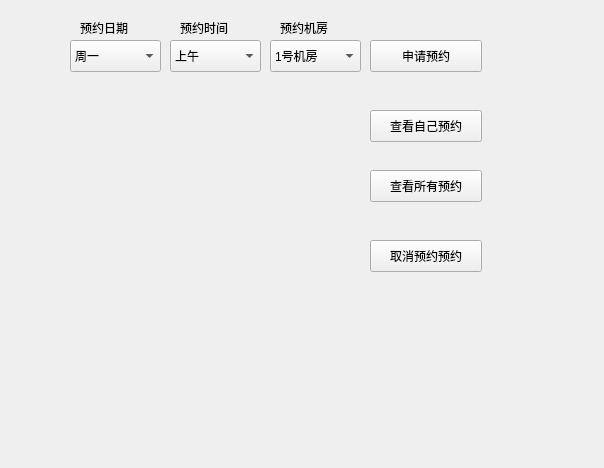
Above: OrderSysV2/orderSystem/student.ui from wtzhu13/CPPOrCProectDemo before the change. Below: the same form after it.
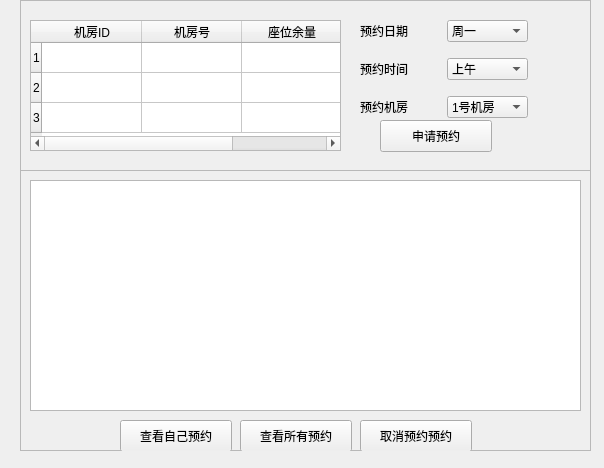
That is the form after the change.

```diff
--- a/OrderSysV2/orderSystem/student.ui
+++ b/OrderSysV2/orderSystem/student.ui
@@ -13,11 +13,66 @@
   <property name="windowTitle">
    <string>Form</string>
   </property>
+  <widget class="QFrame" name="frame">
+   <property name="geometry">
+    <rect>
+     <x>20</x>
+     <y>0</y>
+     <width>571</width>
+     <height>171</height>
+    </rect>
+   </property>
+   <property name="frameShape">
+    <enum>QFrame::StyledPanel</enum>
+   </property>
+   <property name="frameShadow">
+    <enum>QFrame::Raised</enum>
+   </property>
+   <widget class="QTableWidget" name="tableWidget_roomMargin">
+    <property name="geometry">
+     <rect>
+      <x>10</x>
+      <y>20</y>
+      <width>311</width>
+      <height>131</height>
+     </rect>
+    </property>
+    <row>
+     <property name="text">
+      <string>1</string>
+     </property>
+    </row>
+    <row>
+     <property name="text">
+      <string>2</string>
+     </property>
+    </row>
+    <row>
+     <property name="text">
+      <string>3</string>
+     </property>
+    </row>
+    <column>
+     <property name="text">
+      <string>机房ID</string>
+     </property>
+    </column>
+    <column>
+     <property name="text">
+      <string>机房号</string>
+     </property>
+    </column>
+    <column>
+     <property name="text">
+      <string>座位余量</string>
+     </property>
+    </column>
+   </widget>
   <widget class="QPushButton" name="pushButton_applyOrder">
    <property name="geometry">
     <rect>
-     <x>370</x>
-     <y>40</y>
+      <x>360</x>
+      <y>120</y>
      <width>112</width>
      <height>32</height>
     </rect>
@@ -26,14 +81,27 @@
     <string>申请预约</string>
    </property>
   </widget>
+   <widget class="QWidget" name="widget" native="true">
+    <property name="geometry">
+     <rect>
+      <x>340</x>
+      <y>10</y>
+      <width>168</width>
+      <height>121</height>
+     </rect>
+    </property>
+    <layout class="QGridLayout" name="gridLayout">
+     <item row="0" column="0">
+      <widget class="QLabel" name="label">
+       <property name="text">
+        <string>预约日期</string>
+       </property>
+      </widget>
+     </item>
+     <item row="0" column="1">
   <widget class="QComboBox" name="comboBox_orderDate">
-   <property name="geometry">
-    <rect>
-     <x>70</x>
-     <y>40</y>
-     <width>91</width>
-     <height>32</height>
-    </rect>
+       <property name="editable">
+        <bool>false</bool>
    </property>
    <item>
     <property name="text">
@@ -61,15 +129,16 @@
     </property>
    </item>
   </widget>
+     </item>
+     <item row="1" column="0">
+      <widget class="QLabel" name="label_2">
+       <property name="text">
+        <string>预约时间</string>
+       </property>
+      </widget>
+     </item>
+     <item row="1" column="1">
   <widget class="QComboBox" name="comboBox_orderTime">
-   <property name="geometry">
-    <rect>
-     <x>170</x>
-     <y>40</y>
-     <width>91</width>
-     <height>32</height>
-    </rect>
-   </property>
    <item>
     <property name="text">
      <string>上午</string>
@@ -81,15 +150,16 @@
     </property>
    </item>
   </widget>
+     </item>
+     <item row="2" column="0">
+      <widget class="QLabel" name="label_3">
+       <property name="text">
+        <string>预约机房</string>
+       </property>
+      </widget>
+     </item>
+     <item row="2" column="1">
   <widget class="QComboBox" name="comboBox_orderRoom">
-   <property name="geometry">
-    <rect>
-     <x>270</x>
-     <y>40</y>
-     <width>91</width>
-     <height>32</height>
-    </rect>
-   </property>
    <item>
     <property name="text">
      <string>1号机房</string>
@@ -106,63 +176,30 @@
     </property>
    </item>
   </widget>
-  <widget class="QLabel" name="label">
-   <property name="geometry">
-    <rect>
-     <x>80</x>
-     <y>20</y>
-     <width>58</width>
-     <height>16</height>
-    </rect>
-   </property>
-   <property name="text">
-    <string>预约日期</string>
-   </property>
-  </widget>
-  <widget class="QLabel" name="label_2">
-   <property name="geometry">
-    <rect>
-     <x>180</x>
-     <y>20</y>
-     <width>58</width>
-     <height>16</height>
-    </rect>
-   </property>
-   <property name="text">
-    <string>预约时间</string>
-   </property>
+     </item>
+    </layout>
+   </widget>
   </widget>
-  <widget class="QLabel" name="label_3">
+  <widget class="QFrame" name="frame_2">
    <property name="geometry">
     <rect>
-     <x>280</x>
-     <y>20</y>
-     <width>58</width>
-     <height>16</height>
+     <x>20</x>
+     <y>170</y>
+     <width>571</width>
+     <height>281</height>
     </rect>
    </property>
-   <property name="text">
-    <string>预约机房</string>
+   <property name="frameShape">
+    <enum>QFrame::StyledPanel</enum>
    </property>
-  </widget>
-  <widget class="QPushButton" name="pushButton_checkSelfOrder">
-   <property name="geometry">
-    <rect>
-     <x>370</x>
-     <y>110</y>
-     <width>112</width>
-     <height>32</height>
-    </rect>
+   <property name="frameShadow">
+    <enum>QFrame::Raised</enum>
    </property>
-   <property name="text">
-    <string>查看自己预约</string>
-   </property>
-  </widget>
   <widget class="QPushButton" name="pushButton_cancleOrder">
    <property name="geometry">
     <rect>
-     <x>370</x>
-     <y>240</y>
+      <x>340</x>
+      <y>250</y>
      <width>112</width>
      <height>32</height>
     </rect>
@@ -174,8 +211,8 @@
   <widget class="QPushButton" name="pushButton_checkAllOrder">
    <property name="geometry">
     <rect>
-     <x>370</x>
-     <y>170</y>
+      <x>220</x>
+      <y>250</y>
      <width>112</width>
      <height>32</height>
     </rect>
@@ -183,6 +220,30 @@
    <property name="text">
     <string>查看所有预约</string>
    </property>
+   </widget>
+   <widget class="QTableView" name="tableView">
+    <property name="geometry">
+     <rect>
+      <x>10</x>
+      <y>10</y>
+      <width>551</width>
+      <height>231</height>
+     </rect>
+    </property>
+   </widget>
+   <widget class="QPushButton" name="pushButton_checkSelfOrder">
+    <property name="geometry">
+     <rect>
+      <x>100</x>
+      <y>250</y>
+      <width>112</width>
+      <height>32</height>
+     </rect>
+    </property>
+    <property name="text">
+     <string>查看自己预约</string>
+    </property>
+   </widget>
   </widget>
  </widget>
  <resources/>
```
Lines whose indentation alone changed are shown as unchanged.
